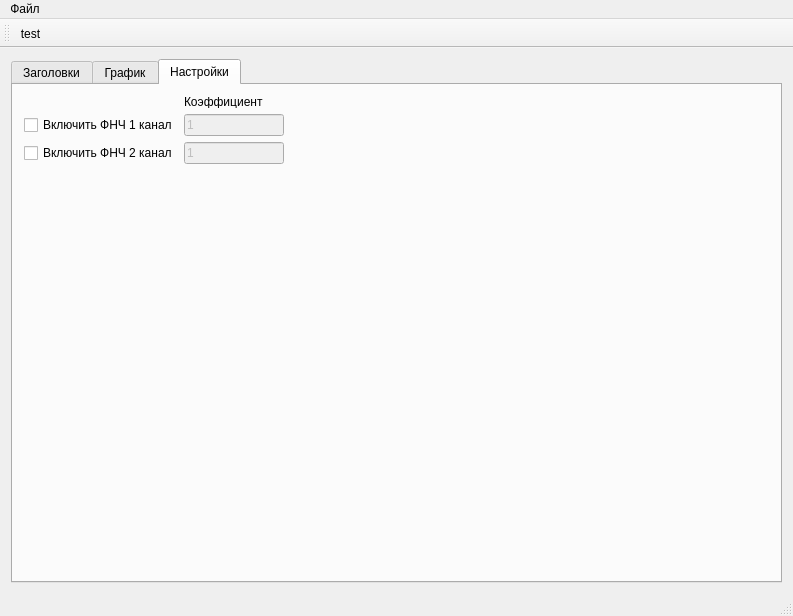
Before: the Qt Designer form mainwindow.ui in Megavolos/piezo_analyzer, drawn with Qt 5.
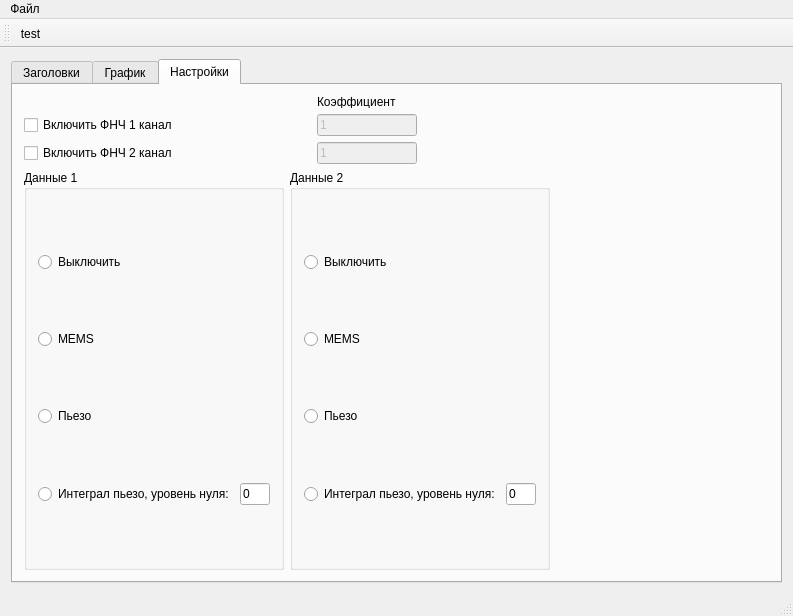
After: the same form once the commit is applied. Icons and pictures are not drawn. Custom widgets are drawn as their Qt base class.

Patch:
```diff
--- a/mainwindow.ui
+++ b/mainwindow.ui
@@ -104,7 +104,7 @@
           </property>
          </widget>
         </item>
-        <item row="1" column="3">
+        <item row="1" column="4">
          <spacer name="horizontalSpacer">
           <property name="orientation">
            <enum>Qt::Horizontal</enum>
@@ -130,19 +130,6 @@
           </property>
          </widget>
         </item>
-        <item row="3" column="2">
-         <spacer name="verticalSpacer">
-          <property name="orientation">
-           <enum>Qt::Vertical</enum>
-          </property>
-          <property name="sizeHint" stdset="0">
-           <size>
-            <width>20</width>
-            <height>40</height>
-           </size>
-          </property>
-         </spacer>
-        </item>
         <item row="1" column="0">
          <widget class="QCheckBox" name="lpf1_enable">
           <property name="text">
@@ -166,6 +153,110 @@
           </property>
          </widget>
         </item>
+        <item row="3" column="0" colspan="4">
+         <layout class="QGridLayout" name="gridLayout_8">
+          <item row="0" column="0">
+           <widget class="QGroupBox" name="groupBox">
+            <property name="title">
+             <string>Данные 1</string>
+            </property>
+            <layout class="QGridLayout" name="gridLayout_6">
+             <item row="2" column="0">
+              <widget class="QRadioButton" name="data1_piezo">
+               <property name="text">
+                <string>Пьезо</string>
+               </property>
+              </widget>
+             </item>
+             <item row="0" column="0">
+              <widget class="QRadioButton" name="data1_off">
+               <property name="text">
+                <string>Выключить</string>
+               </property>
+              </widget>
+             </item>
+             <item row="1" column="0">
+              <widget class="QRadioButton" name="data1_mems">
+               <property name="text">
+                <string>MEMS</string>
+               </property>
+              </widget>
+             </item>
+             <item row="3" column="0">
+              <widget class="QRadioButton" name="data1_integrate">
+               <property name="text">
+                <string>Интеграл пьезо, уровень нуля:</string>
+               </property>
+              </widget>
+             </item>
+             <item row="3" column="1">
+              <widget class="QLineEdit" name="zeroLevel1">
+               <property name="maximumSize">
+                <size>
+                 <width>30</width>
+                 <height>16777215</height>
+                </size>
+               </property>
+               <property name="text">
+                <string>0</string>
+               </property>
+              </widget>
+             </item>
+            </layout>
+           </widget>
+          </item>
+          <item row="0" column="1">
+           <widget class="QGroupBox" name="groupBox_2">
+            <property name="title">
+             <string>Данные 2</string>
+            </property>
+            <layout class="QGridLayout" name="gridLayout_9">
+             <item row="0" column="0">
+              <widget class="QRadioButton" name="data2_off">
+               <property name="text">
+                <string>Выключить</string>
+               </property>
+              </widget>
+             </item>
+             <item row="1" column="0">
+              <widget class="QRadioButton" name="data2_mems">
+               <property name="text">
+                <string>MEMS</string>
+               </property>
+              </widget>
+             </item>
+             <item row="2" column="0">
+              <widget class="QRadioButton" name="data2_piezo">
+               <property name="text">
+                <string>Пьезо</string>
+               </property>
+              </widget>
+             </item>
+             <item row="3" column="0">
+              <widget class="QRadioButton" name="data2_integrate">
+               <property name="text">
+                <string>Интеграл пьезо, уровень нуля:</string>
+               </property>
+              </widget>
+             </item>
+             <item row="3" column="1">
+              <widget class="QLineEdit" name="zeroLevel2">
+               <property name="maximumSize">
+                <size>
+                 <width>30</width>
+                 <height>16777215</height>
+                </size>
+               </property>
+               <property name="text">
+                <string>0</string>
+               </property>
+              </widget>
+             </item>
+            </layout>
+           </widget>
+          </item>
+         </layout>
+        </item>
        </layout>
       </widget>
      </widget>
```
